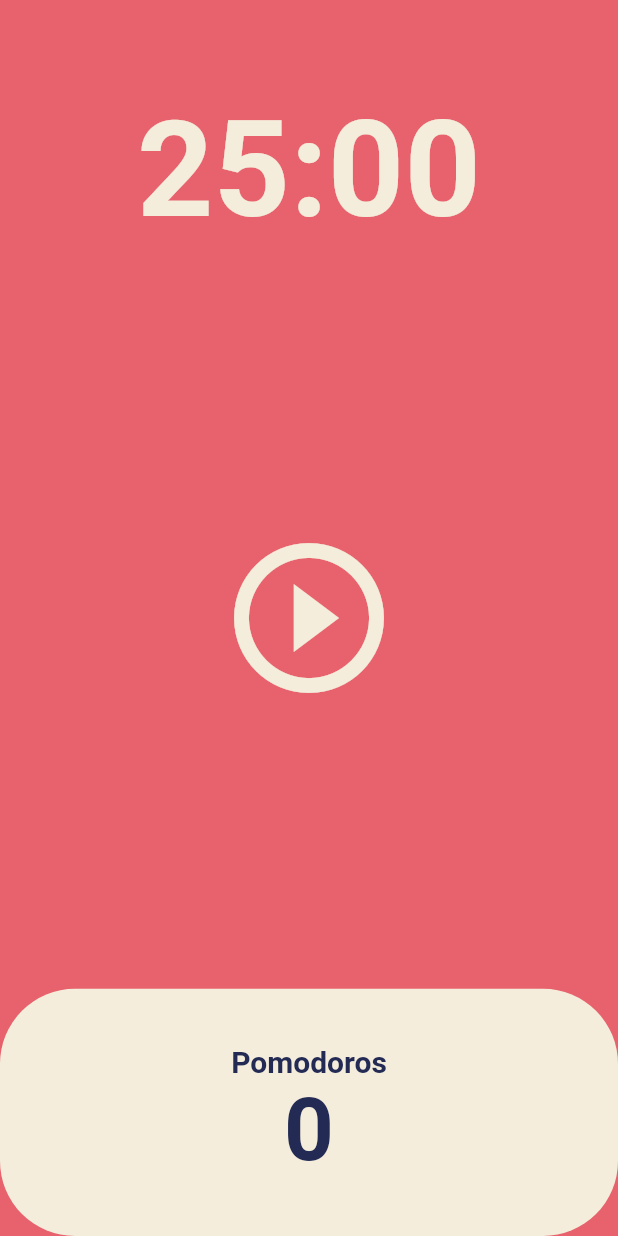
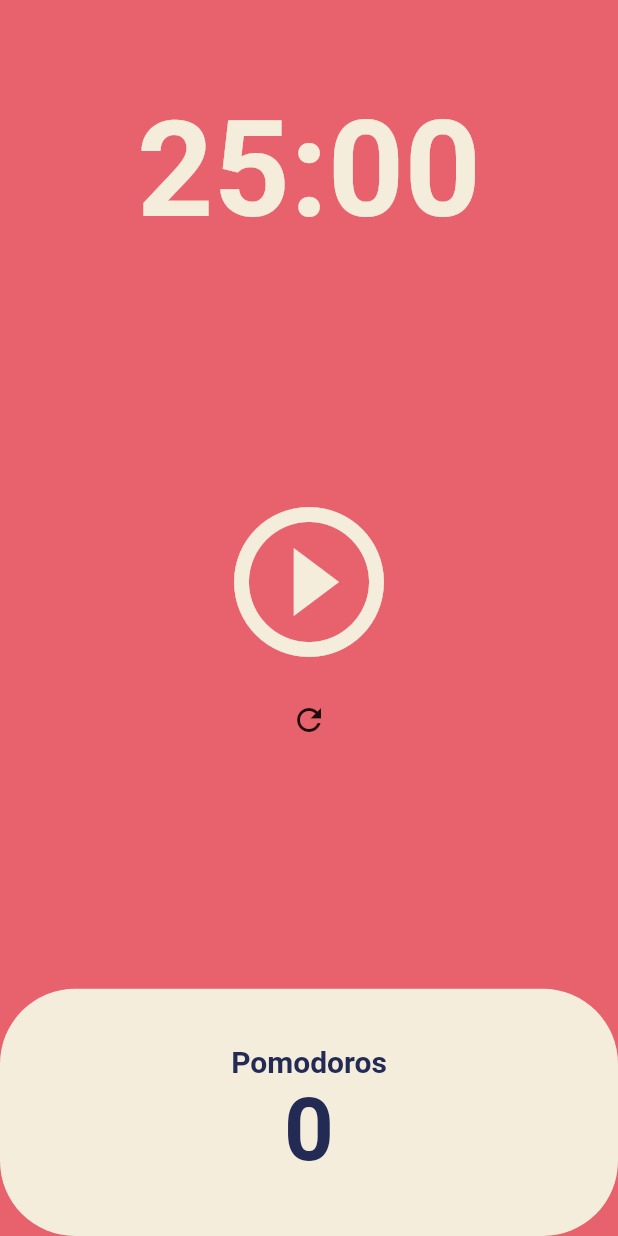
Before and after one commit to bar-d/pomodoro, a Flutter app: the screen it shows after launch, on a phone screen of 412 x 824 dp. Run offline on Flutter 3.47's test engine with Material 2 defaults, Android fonts, the phone set to English and light mode, and no system bars.

Commit message:
feat: 새로고침 버튼 구현 및 적용

```diff
--- a/lib/screens/home_screen.dart
+++ b/lib/screens/home_screen.dart
@@ -54,6 +54,14 @@ class _HomeScreenState extends State<HomeScreen> {
     });
   }
 
+  void onRefreshPressed() {
+    timer.cancel();
+    setState(() {
+      isRunning = false;
+      totalSeconds = twentyFiveMinutes;
+    });
+  }
+
   @override
   Widget build(BuildContext context) {
     return Scaffold(
@@ -76,8 +84,10 @@ class _HomeScreenState extends State<HomeScreen> {
           ),
           Flexible(
             flex: 3,
-            child: Center(
-              child: IconButton(
+            child: Column(
+              mainAxisAlignment: MainAxisAlignment.center,
+              children: [
+                IconButton(
                   iconSize: 120,
                   color: Theme.of(context).cardColor,
                   onPressed: isRunning ? onPausePressed : onStartPressed,
@@ -87,6 +97,11 @@ class _HomeScreenState extends State<HomeScreen> {
                         : Icons.play_circle_outline_outlined,
                   ),
                 ),
+                IconButton(
+                  icon: const Icon(Icons.refresh),
+                  onPressed: onRefreshPressed,
+                ),
+              ],
             ),
           ),
           Flexible(
```
Lines whose indentation alone changed are shown as unchanged.
